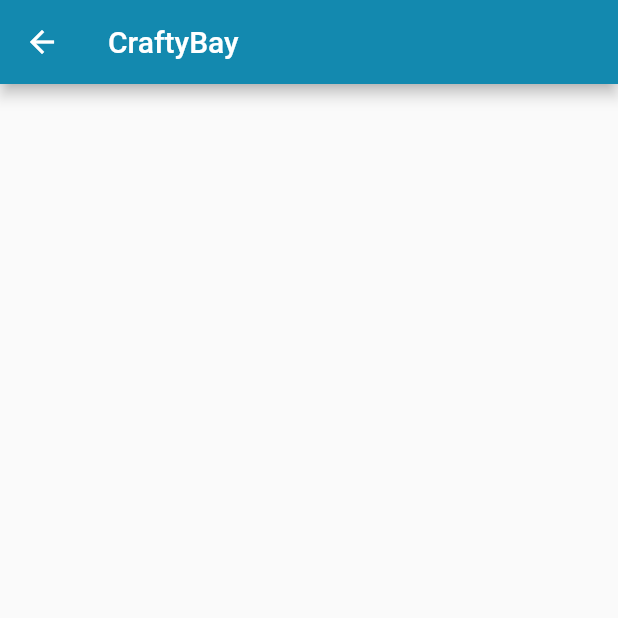
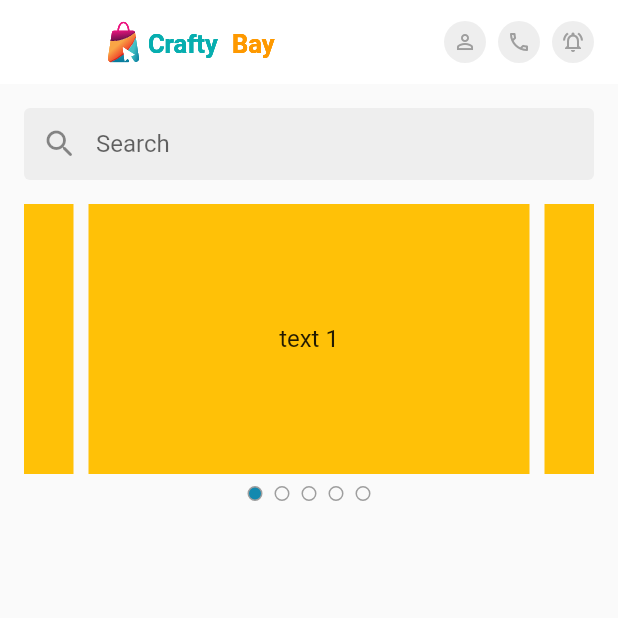
Before and after one commit to firose-munna/CraftyBay, a Flutter app: the HomeScreen screen opened directly, on a phone screen of 412 x 824 dp, the top half of it. Run offline on Flutter 3.47's test engine with Material 2 defaults, Android fonts, the light colour scheme and no system bars; drawn by our look-alikes of carousel_slider; our stand-ins replace flutter_svg, get, pin_code_fields.

Commit message:
HomeSlider added

```diff
--- a/lib/presentation/ui/screens/home_screen.dart
+++ b/lib/presentation/ui/screens/home_screen.dart
@@ -1,13 +1,78 @@
+import 'package:craftybay/presentation/ui/utility/image_paths.dart';
+import 'package:craftybay/presentation/ui/widgets/cicular_icon_button.dart';
+import 'package:craftybay/presentation/ui/widgets/home/home_slider.dart';
 import 'package:flutter/material.dart';
+import 'package:flutter_svg/flutter_svg.dart';
 
-class HomeScreen extends StatelessWidget {
+class HomeScreen extends StatefulWidget {
   const HomeScreen({super.key});
+
+  @override
+  State<HomeScreen> createState() => _HomeScreenState();
+}
+
+class _HomeScreenState extends State<HomeScreen> {
+
+
 
   @override
   Widget build(BuildContext context) {
     return Scaffold(
       appBar: AppBar(
-        title: const Text("CraftyBay"),
+        title: Row(
+          children: [
+            SvgPicture.asset(ImagePaths.craftyBayNavLogoSVG),
+            const Spacer(),
+            CircularIconButton(
+              icon: Icons.person_outline,
+              onTap: () {},
+            ),
+            const SizedBox(
+              width: 8,
+            ),
+            CircularIconButton(
+              icon: Icons.call_outlined,
+              onTap: () {},
+            ),
+            const SizedBox(
+              width: 8,
+            ),
+            CircularIconButton(
+              icon: Icons.notifications_active_outlined,
+              onTap: () {},
+            ),
+          ],
+        ),
+        backgroundColor: Colors.white,
+        elevation: 0,
+      ),
+      body: SingleChildScrollView(
+        child: Padding(
+          padding: const EdgeInsets.all(16.0),
+          child: Column(
+            children: [
+              TextField(
+                decoration: InputDecoration(
+                    prefixIcon: const Icon(Icons.search_rounded),
+                    hintText: "Search",
+                    fillColor: Colors.grey.shade200,
+                    filled: true,
+                    border:
+                        const OutlineInputBorder(borderSide: BorderSide.none),
+                    focusedBorder:
+                        const OutlineInputBorder(borderSide: BorderSide.none),
+                    enabledBorder:
+                        const OutlineInputBorder(borderSide: BorderSide.none)),
+              ),
+              const SizedBox(
+                height: 16,
+              ),
+              const HomeSlider(),
+
+
+            ],
+          ),
+        ),
       ),
     );
   }
--- a/lib/presentation/ui/screens/splash_screen.dart
+++ b/lib/presentation/ui/screens/splash_screen.dart
@@ -1,4 +1,3 @@
-import 'package:craftybay/presentation/ui/screens/auth/email_verification_screen.dart';
 import 'package:craftybay/presentation/ui/screens/home_screen.dart';
 import 'package:craftybay/presentation/ui/utility/image_paths.dart';
 import 'package:flutter/material.dart';
@@ -23,7 +22,7 @@ class _SplashScreenState extends State<SplashScreen> {
 
   void goToHomeScreen(){
     Future.delayed(const Duration(seconds: 3)).then((value) => {
-      Get.offAll(const emailVerificationScreen())
+      Get.offAll(const HomeScreen())
     });
   }
 
--- a/lib/presentation/ui/utility/image_paths.dart
+++ b/lib/presentation/ui/utility/image_paths.dart
@@ -1,4 +1,5 @@
 class ImagePaths{
 
   static const String craftyBayLogoSVG  = "assets/images/logo.svg";
+  static const String craftyBayNavLogoSVG  = "assets/images/logo_nav.svg";
 }
--- /dev/null
+++ b/lib/presentation/ui/widgets/cicular_icon_button.dart
@@ -0,0 +1,23 @@
+import 'package:flutter/material.dart';
+
+class CircularIconButton extends StatelessWidget {
+  const CircularIconButton({
+    super.key, required this.icon, required this.onTap,
+  });
+
+  final IconData icon;
+  final VoidCallback onTap;
+
+  @override
+  Widget build(BuildContext context) {
+    return InkWell(
+      onTap: onTap,
+      borderRadius: BorderRadius.circular(30),
+      child: CircleAvatar(
+        radius: 14,
+        backgroundColor: Colors.grey.shade200,
+        child: Icon(icon, color:  Colors.grey, size: 16,),
+      ),
+    );
+  }
+}
--- /dev/null
+++ b/lib/presentation/ui/widgets/home/home_slider.dart
@@ -0,0 +1,70 @@
+import 'package:carousel_slider/carousel_slider.dart';
+import 'package:craftybay/presentation/ui/utility/color_palette.dart';
+import 'package:flutter/material.dart';
+
+class HomeSlider extends StatefulWidget {
+  const HomeSlider({super.key});
+
+  @override
+  State<HomeSlider> createState() => _HomeSliderState();
+}
+
+class _HomeSliderState extends State<HomeSlider> {
+  final ValueNotifier<int> _selectedSlider = ValueNotifier(0);
+  @override
+  Widget build(BuildContext context) {
+    return Column(
+      children: [
+        CarouselSlider(
+          options: CarouselOptions(
+              height: 180.0,
+              autoPlay: true,
+              autoPlayInterval: const Duration(seconds: 3),
+              onPageChanged: (int page, _){
+                _selectedSlider.value = page;
+              }
+          ),
+          items: [1, 2, 3, 4, 5].map((i) {
+            return Builder(
+              builder: (BuildContext context) {
+                return Container(
+                    width: MediaQuery.of(context).size.width,
+                    margin: const EdgeInsets.symmetric(horizontal: 5.0),
+                    decoration: const BoxDecoration(color: Colors.amber),
+                    alignment: Alignment.center,
+                    child: Text(
+                      'text $i',
+                      style: const TextStyle(fontSize: 16.0),
+                    ));
+              },
+            );
+          }).toList(),
+        ),
+
+        const SizedBox(
+          height: 8,
+        ),
+
+        ValueListenableBuilder(valueListenable: _selectedSlider, builder: (context, value, _){
+          List<Widget> list = [];
+          for(int i =0; i<5; i++){
+            list.add(Container(
+              width: 10,
+              height: 10,
+              margin: const EdgeInsets.symmetric(horizontal: 4),
+              decoration: BoxDecoration(
+                  borderRadius: BorderRadius.circular(10),
+                  border: Border.all(color:  Colors.grey),
+                  color: value == i ? AppColors.primaryColor : null
+              ),
+            ));
+          }
+          return Row(
+            mainAxisAlignment: MainAxisAlignment.center,
+            children: list,
+          );
+        })
+      ],
+    );
+  }
+}
--- a/pubspec.yaml
+++ b/pubspec.yaml
@@ -17,6 +17,7 @@ dependencies:
   flutter_svg: ^2.0.7
   get: ^4.6.5
   pin_code_fields: ^8.0.1
+  carousel_slider: ^4.2.1
 
 dev_dependencies:
   flutter_test:
```
Also changed, not shown: pubspec.lock.
